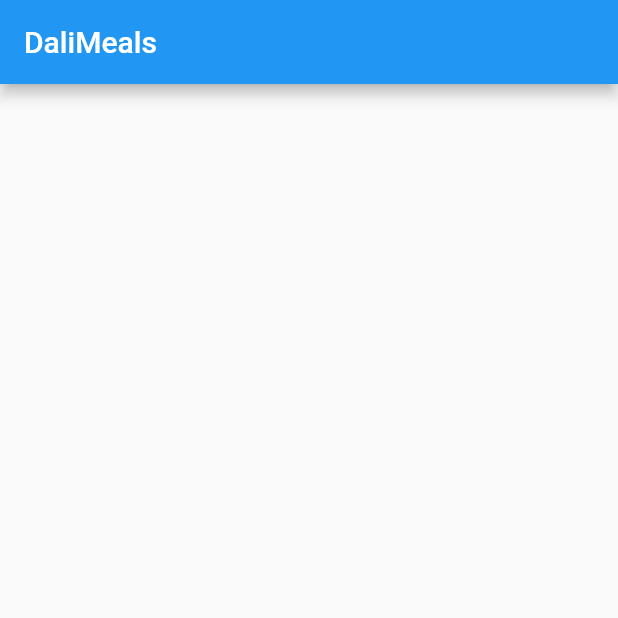
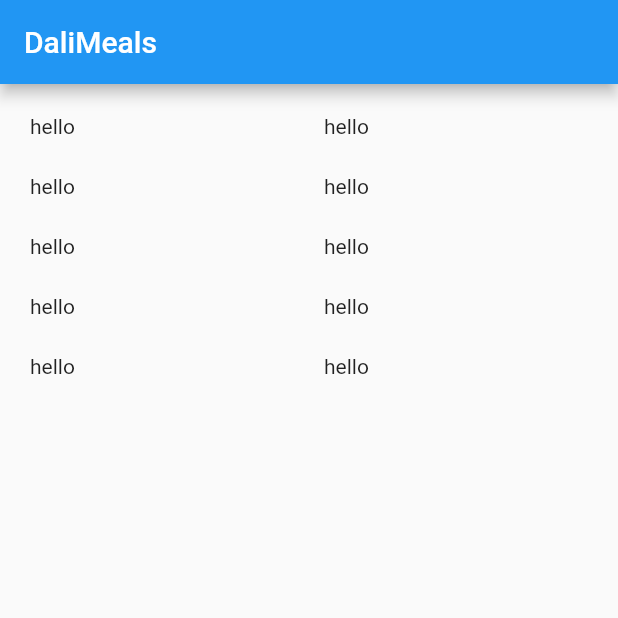
Before and after one commit to Shofiul735/MealApp, a Flutter app: the screen it shows after launch, on a phone screen of 412 x 824 dp, the top half of it. Run offline on Flutter 3.47's test engine with Material 2 defaults, Android fonts, the phone set to English and light mode, and no system bars.

Commit message:
GridView implemented

```diff
--- a/meal_app/lib/main.dart
+++ b/meal_app/lib/main.dart
@@ -1,4 +1,6 @@
 import 'package:flutter/material.dart';
+
+import './widgets/category_widget.dart';
 
 void main() => runApp(MealApp());
 
@@ -28,7 +30,10 @@ class HomePageState extends State<_HomePage> {
   Widget build(BuildContext context) {
     return Scaffold(
       appBar: appbar,
-      body: Container(),
+      body: Padding(
+        padding: const EdgeInsets.all(20),
+        child: CategoryWidget(),
+      ),
     );
   }
 }
--- a/meal_app/lib/widgets/category_widget.dart
+++ b/meal_app/lib/widgets/category_widget.dart
@@ -0,0 +1,23 @@
+import 'package:flutter/material.dart';
+
+import '../dummy_data.dart';
+
+class CategoryWidget extends StatelessWidget {
+  final data = DUMMY_CATEGORIES;
+  @override
+  Widget build(BuildContext context) {
+    return GridView.builder(
+      gridDelegate: const SliverGridDelegateWithMaxCrossAxisExtent(
+        maxCrossAxisExtent: 200, // width of very item
+        childAspectRatio: 1.5, //height with respect to width
+        mainAxisExtent: 20,
+        mainAxisSpacing: 20, // distance from top item
+        crossAxisSpacing: 20, // distance from side item
+      ),
+      itemBuilder: (bCtx, index) {
+        return Text('hello');
+      },
+      itemCount: data.length,
+    );
+  }
+}
```
